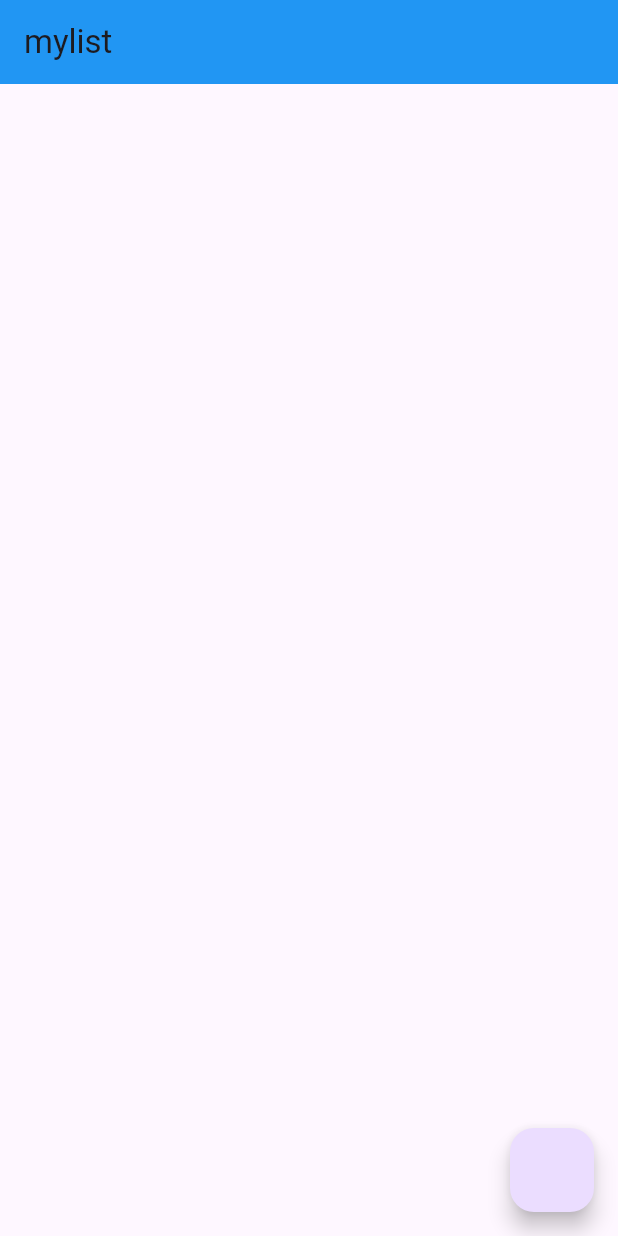
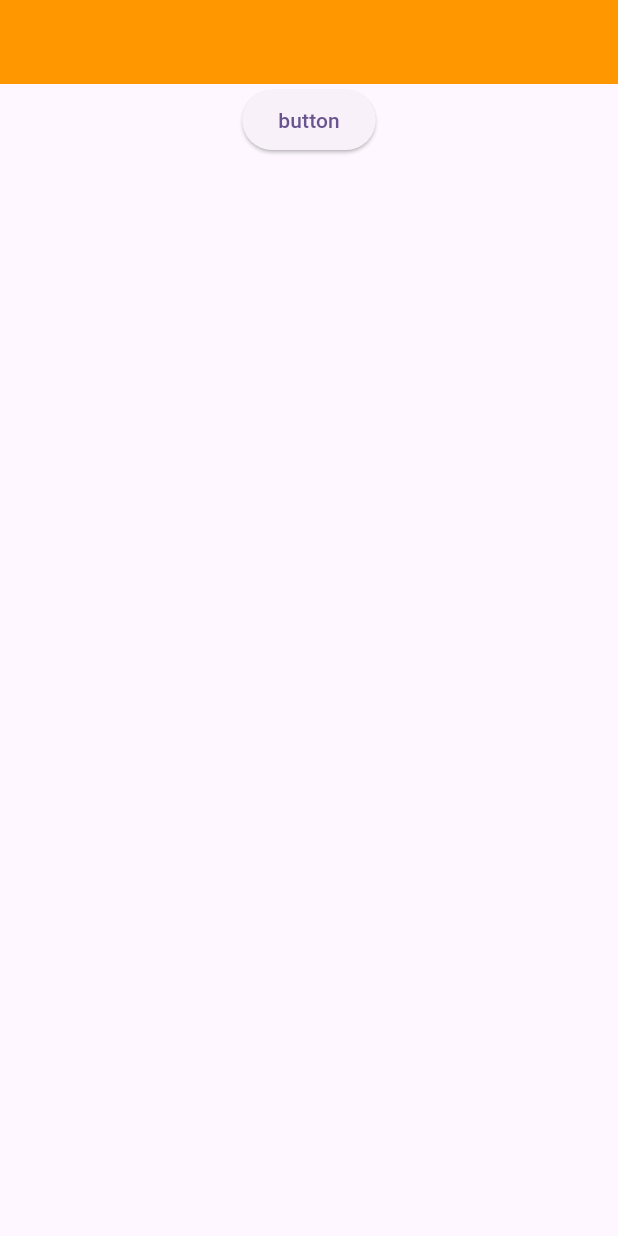
Before and after one commit to yassy-can/class_survey, a Flutter app: the screen it shows after launch, on a phone screen of 412 x 824 dp. Run offline on Flutter 3.47's test engine with Material 3 defaults, Android fonts, the phone set to English and light mode, and no system bars; our stand-ins replace file, file_picker, flutter_hooks.

Commit message:
pickfileでファイルの読み込み

```diff
--- a/client/lib/main.dart
+++ b/client/lib/main.dart
@@ -1,6 +1,7 @@
 import 'dart:convert';
 
 import 'package:flutter/material.dart';
+import 'package:front_end/presentation/filepick.dart';
 import 'package:front_end/presentation/page.dart';
 import 'package:http/http.dart' as http;
 
@@ -20,7 +21,7 @@ class MyApp extends StatelessWidget {
         colorScheme: ColorScheme.fromSeed(seedColor: Colors.deepPurple),
         useMaterial3: true,
       ),
-      home: const Mylist(),
+      home: const Filepick(),
     );
   }
 }
--- /dev/null
+++ b/client/lib/presentation/filepick.dart
@@ -0,0 +1,38 @@
+import 'package:file_picker/file_picker.dart';
+import 'package:flutter/material.dart';
+import 'package:flutter_hooks/flutter_hooks.dart';
+import 'package:file/file.dart';
+
+class Filepick extends HookWidget {
+  const Filepick({super.key});
+
+  @override
+  Widget build(BuildContext context) {
+    final filename = useState("");
+
+    Future<void> _pickFile() async {
+      FilePickerResult? result = await FilePicker.platform.pickFiles();
+      if (result != null) {
+        filename.value = result.files.first.name;
+        debugPrint(filename.value);
+      }
+    }
+
+    return Scaffold(
+      appBar: AppBar(
+        backgroundColor: Colors.orange,
+      ),
+      body: Center(
+        child: Column(
+          children: [
+            ElevatedButton(
+                onPressed: () async {
+                  _pickFile();
+                },
+                child: Text("button")),
+          ],
+        ),
+      ),
+    );
+  }
+}
--- a/client/pubspec.yaml
+++ b/client/pubspec.yaml
@@ -16,6 +16,7 @@ dependencies:
   flutter_hooks:
   freezed_annotation:
   riverpod_annotation:
+  file_picker:
 
   cupertino_icons: ^1.0.6
 
```
Also changed, not shown: client/lib/presentation/chartpage.dart (added), client/pubspec.lock, 7 other files.
